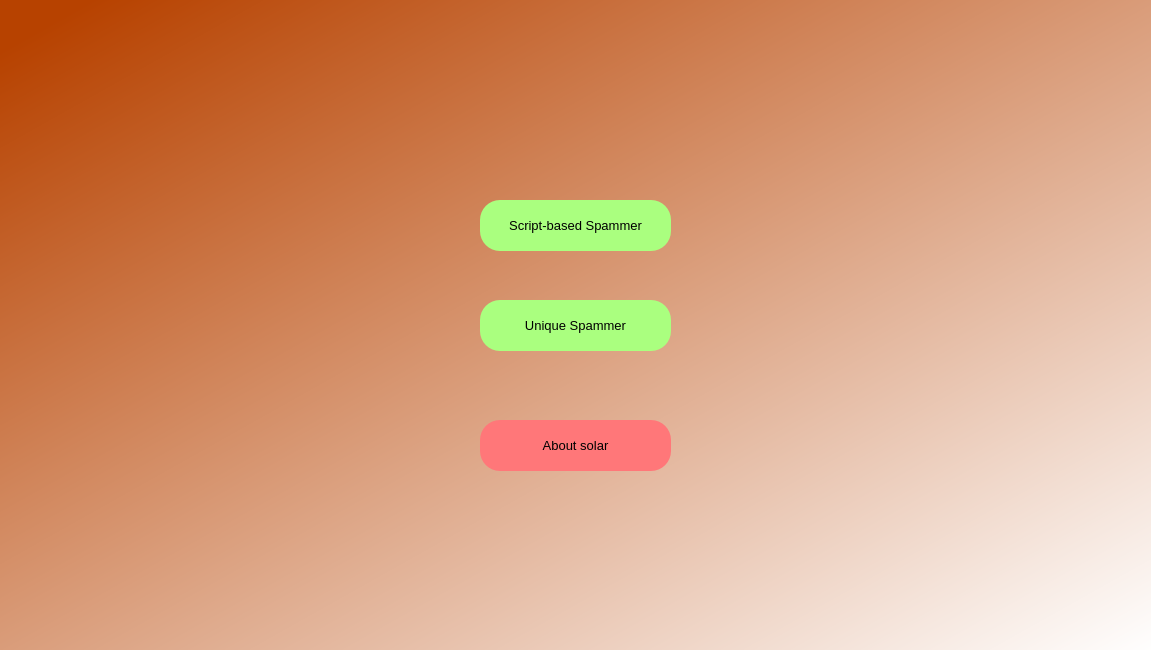
Old version of the form resources/welcome.ui in the repository rhnkl/SolarSpammer.
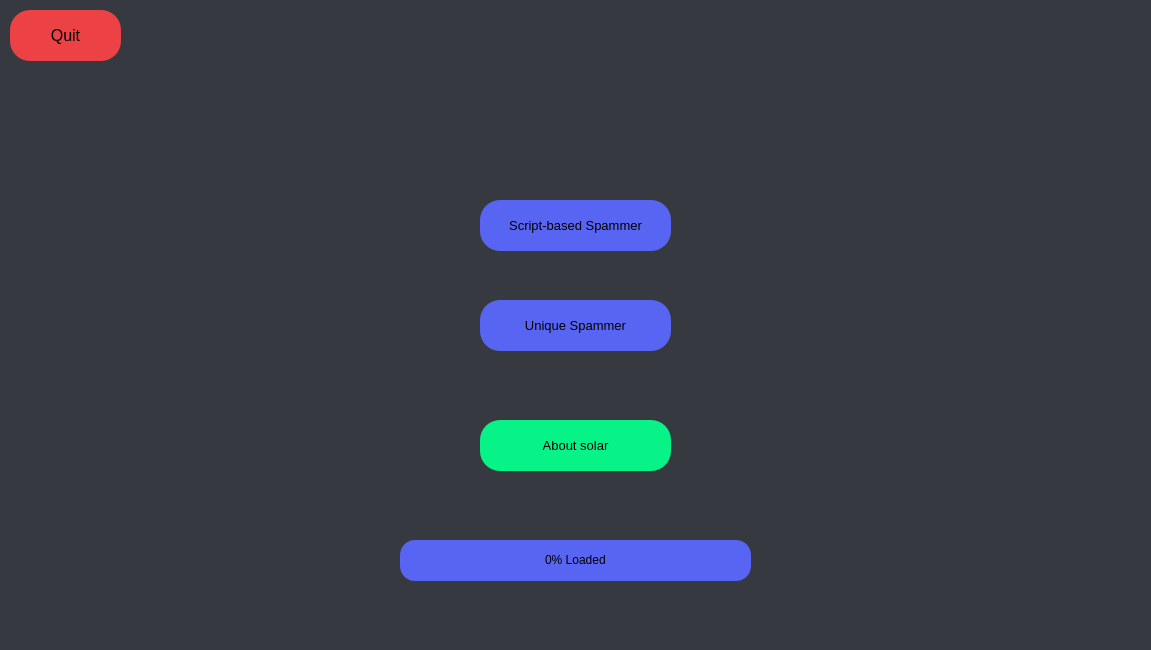
New version of the form. Icons and pictures are not drawn.

Commit message: UI Redesign, Quit button, Wiki button

Patch:
```diff
--- a/resources/welcome.ui
+++ b/resources/welcome.ui
@@ -27,8 +27,7 @@
     </rect>
    </property>
    <property name="styleSheet">
-    <string notr="true">QWidget#background{
-background-color: qlineargradient(spread:pad, x1:0, y1:0, x2:1, y2:1, stop:0.0397727 rgba(183, 66, 0, 255), stop:1 rgba(255, 255, 255, 255));}</string>
+    <string notr="true">QWidget#background{background-color: rgb(54, 57, 63);}</string>
    </property>
    <widget class="QLabel" name="welcomeLabel">
     <property name="geometry">
@@ -72,7 +71,7 @@
     </property>
     <property name="styleSheet">
      <string notr="true">border-radius:20px;
-background-color: rgb(170, 255, 127);</string>
+background-color: rgb(88, 101, 242);</string>
     </property>
     <property name="text">
      <string>Script-based Spammer</string>
@@ -95,7 +94,7 @@
     </property>
     <property name="styleSheet">
      <string notr="true">border-radius:20px;
-background-color: rgb(170, 255, 127);</string>
+background-color: rgb(88, 101, 242);</string>
     </property>
     <property name="text">
      <string>Unique Spammer</string>
@@ -118,7 +117,7 @@
     </property>
     <property name="styleSheet">
      <string notr="true">border-radius:20px;
-background-color: rgb(255, 119, 121);</string>
+background-color: rgb(7, 242, 135);</string>
     </property>
     <property name="text">
      <string>About solar</string>
@@ -149,6 +148,103 @@
      <set>Qt::AlignCenter</set>
     </property>
    </widget>
+   <widget class="QProgressBar" name="loadingBar">
+    <property name="enabled">
+     <bool>true</bool>
+    </property>
+    <property name="geometry">
+     <rect>
+      <x>400</x>
+      <y>540</y>
+      <width>351</width>
+      <height>41</height>
+     </rect>
+    </property>
+    <property name="styleSheet">
+     <string notr="true">QProgressBar {
+	color: #FFF;
+	background-color: rgb(88, 101, 242);
+	border-style: none;
+	border-radius: 15px;
+	text-align: center;
+	color: rgb(0, 0, 0);
+}
+QProgressBar::chunk{
+	margin: 5px;
+	background-color: rgb(7, 242, 135);
+	border-style: none;
+	border-radius: 15px
+}</string>
+    </property>
+    <property name="value">
+     <number>0</number>
+    </property>
+    <property name="textVisible">
+     <bool>true</bool>
+    </property>
+    <property name="invertedAppearance">
+     <bool>false</bool>
+    </property>
+    <property name="format">
+     <string>%p% Loaded</string>
+    </property>
+   </widget>
+   <widget class="QPushButton" name="quit">
+    <property name="geometry">
+     <rect>
+      <x>10</x>
+      <y>10</y>
+      <width>111</width>
+      <height>51</height>
+     </rect>
+    </property>
+    <property name="font">
+     <font>
+      <family>Segoe UI</family>
+      <pointsize>12</pointsize>
+     </font>
+    </property>
+    <property name="styleSheet">
+     <string notr="true">border-radius: 20px;
+background-color: rgb(237, 66, 69);</string>
+    </property>
+    <property name="text">
+     <string>Quit</string>
+    </property>
+   </widget>
+   <widget class="QPushButton" name="docs">
+    <property name="geometry">
+     <rect>
+      <x>1090</x>
+      <y>10</y>
+      <width>51</width>
+      <height>51</height>
+     </rect>
+    </property>
+    <property name="font">
+     <font>
+      <family>Segoe UI</family>
+      <pointsize>12</pointsize>
+     </font>
+    </property>
+    <property name="styleSheet">
+     <string notr="true">border-radius: 25px;
+background-color: rgba(255, 255, 255, 0);</string>
+    </property>
+    <property name="text">
+     <string/>
+    </property>
+    <property name="icon">
+     <iconset>
+      <normaloff>../assets/book.ico</normaloff>../assets/book.ico</iconset>
+    </property>
+    <property name="iconSize">
+     <size>
+      <width>50</width>
+      <height>50</height>
+     </size>
+    </property>
+   </widget>
   </widget>
  </widget>
  <resources>
```
Left out of the diff: 4 changed lines with no effect on the pictures. The commit also changes 5 other files.
